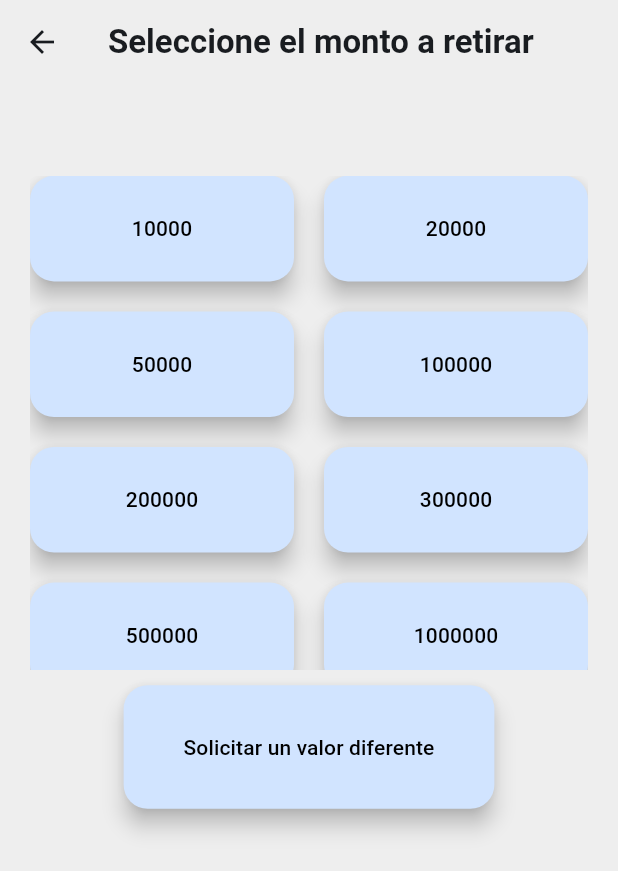
After one commit to zelecto/Sistema-de-informacion, a Flutter app: the MontoSelecionarView screen opened directly, on a phone screen of 412 x 824 dp. The commit adds this screen. Shown: the top 871 px of the screen. Run offline on Flutter 3.47's test engine with Material 3 defaults, Android fonts, the phone set to English and light mode, and no system bars; our stand-ins replace flutter_hooks, go_router, shared_preferences; missing offline and left inert: awesome_card; accounts and stored records are empty.

Commit message:
creacion de nuevas vistas estaticas

```diff
--- /dev/null
+++ b/Cajero/cajero/lib/presetation/screens/retirar/widget/monto_selecionar_view.dart
@@ -0,0 +1,82 @@
+import 'package:cajero/config/tools/screen_size.dart';
+import 'package:flutter/material.dart';
+
+class MontoSelecionarView extends StatelessWidget {
+  const MontoSelecionarView({super.key});
+  static const name = 'monto-selecionar-view';
+
+  @override
+  Widget build(BuildContext context) {
+    const List<int> listValores = [
+      10000,
+      20000,
+      50000,
+      100000,
+      200000,
+      300000,
+      500000,
+      1000000
+    ];
+
+    return Scaffold(
+      appBar: AppBar(
+        centerTitle: true,
+        title: const Text(
+          'Seleccione el monto a retirar',
+          style: TextStyle(fontWeight: FontWeight.bold, fontSize: 22),
+        ),
+      ),
+      body: Container(
+        padding: const EdgeInsets.all(20),
+        height: double.infinity,
+        width: double.infinity,
+        child: Column(
+          children: [
+            SizedBox(
+              height: ScreenSize.getHeight(context) * 0.05,
+            ),
+            SizedBox(
+              height: ScreenSize.getHeight(context) * 0.4,
+              child: GridView.count(
+                physics:
+                    const NeverScrollableScrollPhysics(), // Aquí va la línea correcta
+                crossAxisCount: 2,
+                crossAxisSpacing: 20,
+                mainAxisSpacing: 20,
+                childAspectRatio: 2.5,
+                children: listValores.map((value) {
+                  return FloatingActionButton(
+                    onPressed: () {
+                      // Acción al presionar el botón
+                    },
+                    child: Text(
+                      value.toString(),
+                      style: const TextStyle(color: Colors.black),
+                    ),
+                  );
+                }).toList(),
+              ),
+            ),
+            const SizedBox(
+              height: 10,
+            ),
+            SizedBox(
+              width: ScreenSize.getWidth(context) * 0.6,
+              height: ScreenSize.getHeight(context) * 0.1,
+              child: FloatingActionButton(
+                onPressed: () {
+                  // Acción al presionar el botón
+                },
+                child: const Text(
+                  "Solicitar un valor diferente",
+                  textAlign: TextAlign.center,
+                  style: TextStyle(color: Colors.black),
+                ),
+              ),
+            ),
+          ],
+        ),
+      ),
+    );
+  }
+}
```
Also changed, not shown: Cajero/cajero/lib/presetation/screens/retirar/credit_card/retirar_credit_card_password.dart (+58 -2 lines).
